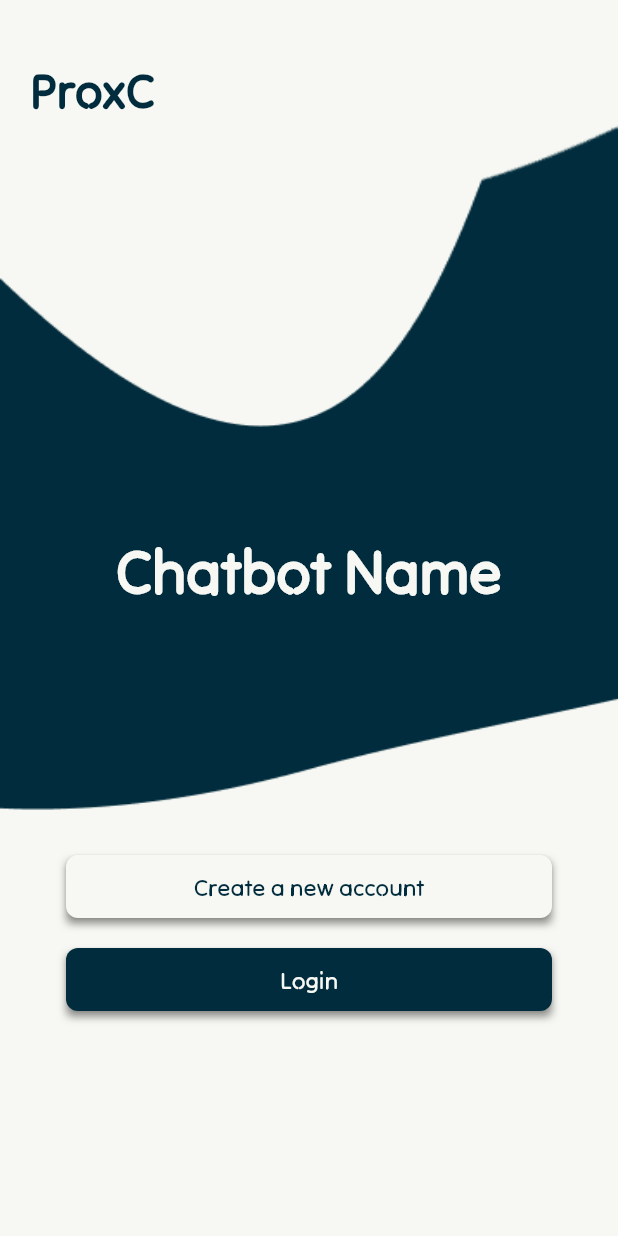
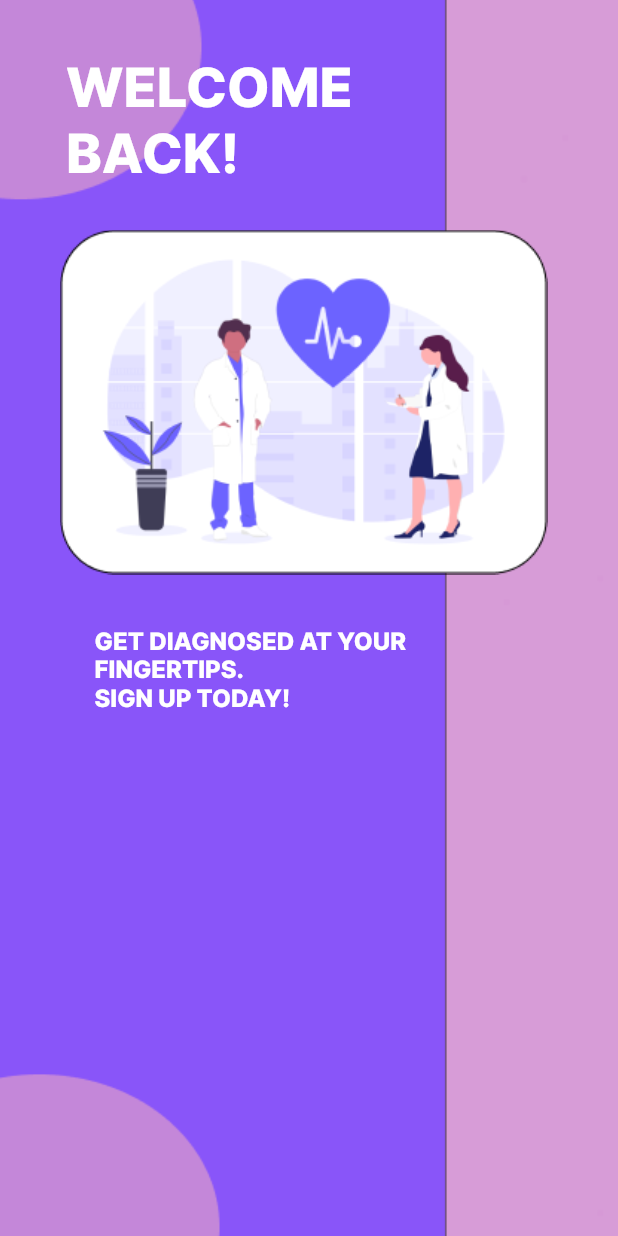
Before and after one commit to perfectionist7/Geeks-For-Geeks-Hackathon, a Flutter app: the screen it shows after launch, on a phone screen of 412 x 824 dp. Run offline on Flutter 3.47's test engine with Material 2 defaults, Android fonts, the phone set to English and light mode, and no system bars.

Commit message:
login page edited

```diff
--- a/chatbot_app/lib/landing.dart
+++ b/chatbot_app/lib/landing.dart
@@ -14,18 +14,18 @@ class _LandingPageState extends State<LandingPage> {
       debugShowCheckedModeBanner: false,
       home: Scaffold(
         backgroundColor: Color(0xfff7f8f3),
-          body: Column(children: <Widget>[
+        body: Container(
+            decoration: BoxDecoration(
+              image: DecorationImage(
+                  image: AssetImage("assets/images/backgroundimage.png"),
+                  fit: BoxFit.cover),
+            ),
+            child: Column(children: <Widget>[
               SizedBox(
                 height: 30,
                 width: 10,
               ),
-            Stack(
-              alignment: Alignment.center,
-              children: [
-                Positioned(
-                  top: 10,
-                  left: 0,
-                  child: Container(
+              Container(
                 alignment: Alignment.topLeft,
                 margin: new EdgeInsets.symmetric(horizontal: 20),
                 child: Text(
@@ -38,20 +38,9 @@ class _LandingPageState extends State<LandingPage> {
                   ),
                 ),
               ),
-                ),
               Container(
-                  child: Image.asset(
-                    'assets/images/Vector7.png',
-                    color: Color(0xff012c3d),
-                    fit: BoxFit.fill,
-                    height: 510,
-                    width: 415,
-                  ),
-                ),
-                Positioned(
-                  top: 325,
-                  child: Container(
                 alignment: Alignment.center,
+                margin: EdgeInsets.all(100),
                 child: Text(
                   'Chatbot Name',
                   style: TextStyle(
@@ -61,9 +50,6 @@ class _LandingPageState extends State<LandingPage> {
                     fontFamily: 'Neon',
                   ),
                 ),
-                  ),
-                ),
-              ],
               ),
               SizedBox(
                 height: 30,
@@ -129,6 +115,7 @@ class _LandingPageState extends State<LandingPage> {
                 ),
               ),
             ])),
+      ),
     );
   }
 }
--- /dev/null
+++ b/chatbot_app/lib/login.dart
@@ -0,0 +1,55 @@
+import 'package:flutter/material.dart';
+
+class LoginPage extends StatefulWidget {
+  const LoginPage({Key? key}) : super(key: key);
+
+  @override
+  State<LoginPage> createState() => _LoginPageState();
+}
+
+class _LoginPageState extends State<LoginPage> {
+  @override
+  Widget build(BuildContext context) {
+    return MaterialApp(
+        debugShowCheckedModeBanner: false,
+        home: Scaffold(
+          body: Container(
+            decoration: BoxDecoration(
+              image: DecorationImage(
+                  image: AssetImage("assets/images/backgroundimage.png"),
+                  fit: BoxFit.cover),
+            ),
+            child: Column(children: <Widget>[
+              Container(
+                margin:
+                    EdgeInsets.only(left: 44, top: 36, right: 173, bottom: 29),
+                child: Text(
+                  'WELCOME BACK!',
+                  style: TextStyle(
+                      fontSize: 36,
+                      fontFamily: 'Inter',
+                      color: Colors.white,
+                      fontWeight: FontWeight.w800),
+                ),
+              ),
+              Container(
+                margin: EdgeInsets.fromLTRB(39, 0, 46, 0),
+                child: Image.asset('assets/images/loginimg1.png',
+                    width: 326, height: 230),
+              ),
+              Container(
+                margin: EdgeInsets.fromLTRB(63, 34, 135, 324),
+                child: Text(
+                  'GET DIAGNOSED AT YOUR FINGERTIPS.\nSIGN UP TODAY!',
+                  style: TextStyle(
+                      fontSize: 16,
+                      fontFamily: 'Inter',
+                      color: Colors.white,
+                      fontWeight: FontWeight.w800),
+                ),
+              )
+            ]),
+          ),
+        ));
+  }
+}
--- a/chatbot_app/lib/main.dart
+++ b/chatbot_app/lib/main.dart
@@ -1,5 +1,7 @@
 import 'landing.dart';
 import 'package:flutter/material.dart';
+import 'rash_detection.dart';
+import 'login.dart';
 
 void main() {
   runApp(const MyApp());
@@ -16,7 +18,7 @@ class MyApp extends StatelessWidget {
       theme: ThemeData(
         primarySwatch: Colors.blue,
       ),
-      home: LandingPage(),
+      home: LoginPage(),
     );
   }
 }
--- /dev/null
+++ b/chatbot_app/lib/rash_detection.dart
@@ -0,0 +1,41 @@
+import 'package:flutter/material.dart';
+
+class rash_detection extends StatefulWidget {
+  const rash_detection({Key? key}) : super(key: key);
+
+  @override
+  State<rash_detection> createState() => _rash_detection();
+}
+
+class _rash_detection extends State<rash_detection> {
+  @override
+  Widget build(BuildContext context) {
+    return MaterialApp(
+      debugShowCheckedModeBanner: false,
+      home: Scaffold(
+        body: Column(
+          children: <Widget>[
+            Stack(
+              children: [
+                Positioned(
+                  child: Container(
+                    width: MediaQuery.of(context).size.width,
+                    color: Colors.blue,
+                    height: MediaQuery.of(context).size.height * 0.5,
+                  ),
+                ),
+                Positioned(
+                  child: Container(
+                    child: Text('Hi,\nHow can we\nassist you today?',
+                        style:
+                            TextStyle(fontSize: 35, color: Color(0x00203fff))),
+                  ),
+                ),
+              ],
+            )
+          ],
+        ),
+      ),
+    );
+  }
+}
--- a/chatbot_app/pubspec.yaml
+++ b/chatbot_app/pubspec.yaml
@@ -83,6 +83,9 @@ flutter:
     - family: Neon
       fonts:
         - asset: assets/fonts/TiltNeon-Regular.ttf
+    - family: Inter
+      fonts:
+        - asset: assets/fonts/Inter-ExtraBold.otf
   #       - asset: fonts/Schyler-Italic.ttf
   #         style: italic
   #   - family: Trajan Pro
```
Also changed, not shown: chatbot_app/assets/fonts/Inter-ExtraBold.otf (added), chatbot_app/assets/images/backgroundimage.png (added), chatbot_app/assets/images/doctorpic.jpg (added), chatbot_app/assets/images/loginimg1.png (added), chatbot_app/assets/images/logo.jpg (added), chatbot_app/assets/images/newimg.jpg (added), chatbot_app/assets/images/newnewpic.jpg (added), 1 other file. Lines whose indentation alone changed are shown as unchanged.
